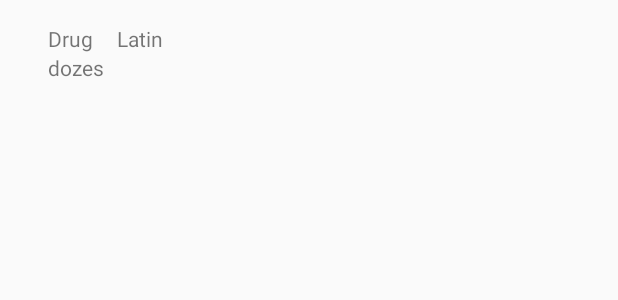
After one commit to kornden/UkrDrugs, an Android app: the layout drug_item.xml on its own in the app's theme, with its tools: preview values and no code run, on a phone screen of 412 x 824 dp. The commit adds this screen. Shown: the top 300 px of the screen. Run offline under Robolectric (Android 15) with nearby library versions, the phone set to English and light mode, and no system bars.

Commit message:
renaming list_item to drug_item

```diff
--- a/app/src/main/res/layout/activity_main.xml
+++ b/app/src/main/res/layout/activity_main.xml
@@ -12,7 +12,7 @@
         android:id="@+id/national_list_link"
         android:layout_width="match_parent"
         android:layout_height="48dp"
-        android:text="National List"
+        android:text="@string/national_list"
         android:textSize="32dp"
         android:gravity="center"
         android:background="#212121"
@@ -22,7 +22,7 @@
         android:id="@+id/affordable_drugs_link"
         android:layout_width="match_parent"
         android:layout_height="48dp"
-        android:text="Affordable drugs"
+        android:text="@string/affordable_list"
         android:textSize="32dp"
         android:gravity="center"
         android:background="#212121"
--- /dev/null
+++ b/app/src/main/res/layout/drug_item.xml
@@ -0,0 +1,34 @@
+<?xml version="1.0" encoding="utf-8"?>
+<LinearLayout
+    xmlns:android="http://schemas.android.com/apk/res/android"
+    xmlns:tools="http://schemas.android.com/tools"
+
+    android:layout_width="match_parent"
+    android:layout_height="match_parent"
+    android:padding="16dp"
+    android:orientation="vertical">
+    <LinearLayout
+        android:layout_width="wrap_content"
+        android:layout_height="wrap_content">
+    <TextView
+    android:layout_width="wrap_content"
+    android:layout_height="wrap_content"
+    android:id="@+id/drug_name"
+    tools:text="Drug"
+        android:paddingLeft="16dp"/>
+    <TextView
+    android:layout_width="wrap_content"
+    android:layout_height="wrap_content"
+    android:id="@+id/drug_latin"
+    tools:text="Latin"
+    android:paddingLeft="16dp"/>
+    </LinearLayout>
+    <TextView
+        android:layout_width="wrap_content"
+        android:layout_height="wrap_content"
+        android:id="@+id/drug_dozes"
+        tools:text="dozes"
+        android:paddingLeft="16dp"/>
+
+
+</LinearLayout>
--- a/app/src/main/res/layout/list_item.xml
+++ /dev/null
@@ -1,16 +0,0 @@
-<?xml version="1.0" encoding="utf-8"?>
-<LinearLayout
-    xmlns:android="http://schemas.android.com/apk/res/android"
-    xmlns:tools="http://schemas.android.com/tools"
-    android:orientation="vertical"
-    android:layout_width="match_parent"
-    android:layout_height="match_parent"
-    android:padding="16dp">
-    <TextView
-        android:layout_width="wrap_content"
-        android:layout_height="wrap_content"
-        android:id="@+id/drug_name"
-        tools:text="Drug"/>
-
-
-</LinearLayout>
```
